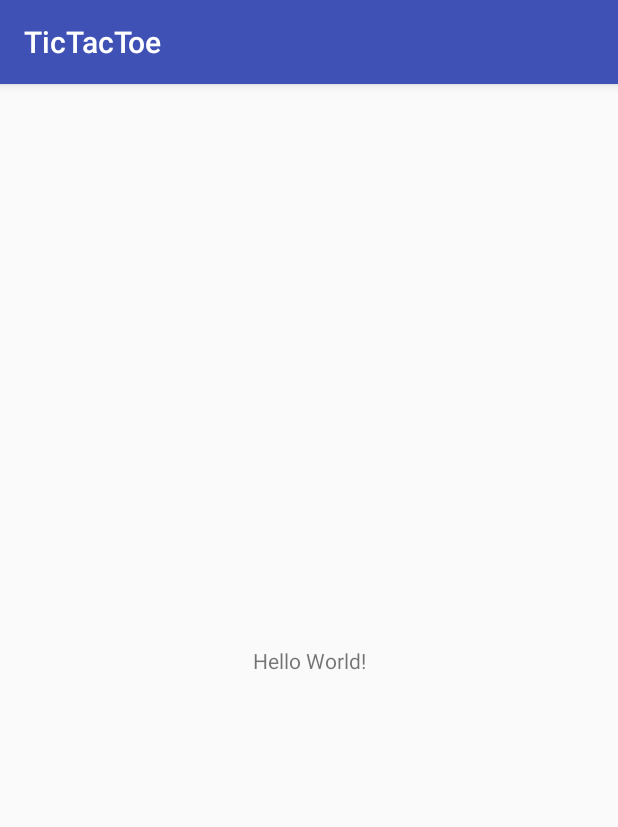
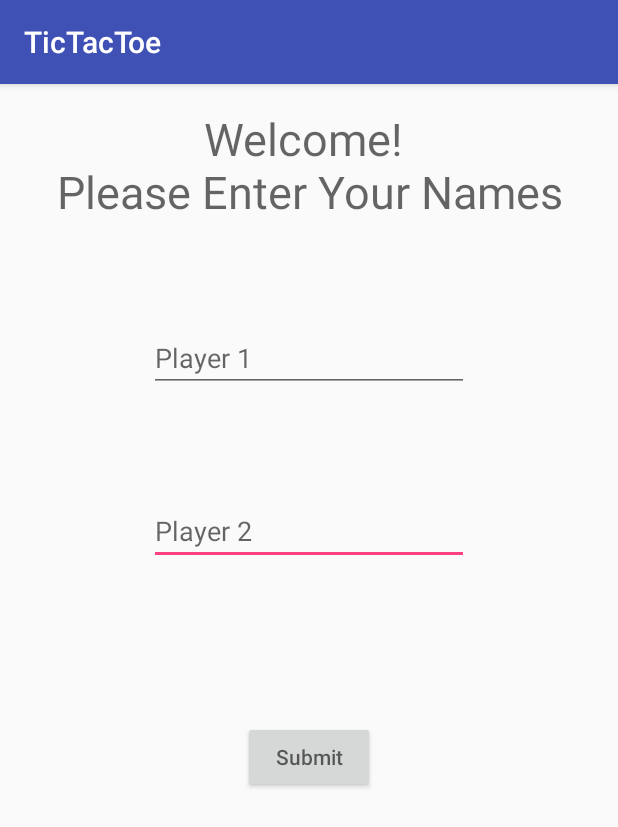
Before and after one commit to primChareka/TicTacToe, an Android app: the screen it shows after launch (MainActivity), on a phone screen of 412 x 824 dp. Shown: the top 827 px of the screen. Run offline under Robolectric (Android 15) with nearby library versions, the phone set to English and light mode, and no system bars.

Commit message:
Made Player Sign Up Page

```diff
--- a/app/src/main/res/layout/activity_main.xml
+++ b/app/src/main/res/layout/activity_main.xml
@@ -4,15 +4,58 @@
     xmlns:tools="http://schemas.android.com/tools"
     android:layout_width="match_parent"
     android:layout_height="match_parent"
-    tools:context=".MainActivity">
+    tools:context=".MainActivity"
+    tools:layout_editor_absoluteY="81dp">
+
+    <EditText
+        android:id="@+id/editText"
+        android:layout_width="0dp"
+        android:layout_height="43dp"
+        android:layout_marginTop="72dp"
+        android:ems="10"
+        android:hint="@string/player2_name"
+        android:inputType="textPersonName"
+        app:layout_constraintEnd_toEndOf="@+id/editText2"
+        app:layout_constraintStart_toStartOf="@+id/editText2"
+        app:layout_constraintTop_toBottomOf="@+id/editText2" />
+
+    <Button
+        android:id="@+id/button"
+        android:layout_width="wrap_content"
+        android:layout_height="wrap_content"
+        android:layout_marginEnd="16dp"
+        android:layout_marginStart="16dp"
+        android:layout_marginTop="104dp"
+        android:hint="@string/button_submit"
+        app:layout_constraintEnd_toEndOf="@+id/editText"
+        app:layout_constraintStart_toStartOf="@+id/editText"
+        app:layout_constraintTop_toBottomOf="@+id/editText" />
 
     <TextView
+        android:id="@+id/textView"
         android:layout_width="wrap_content"
         android:layout_height="wrap_content"
-        android:text="Hello World!"
-        app:layout_constraintBottom_toBottomOf="parent"
-        app:layout_constraintLeft_toLeftOf="parent"
-        app:layout_constraintRight_toRightOf="parent"
+        android:layout_marginEnd="16dp"
+        android:layout_marginStart="16dp"
+        android:layout_marginTop="16dp"
+        android:hint="@string/add_player_title"
+        android:textAlignment="center"
+        android:textSize="30sp"
+        app:layout_constraintEnd_toEndOf="parent"
+        app:layout_constraintStart_toStartOf="parent"
         app:layout_constraintTop_toTopOf="parent" />
 
+    <EditText
+        android:id="@+id/editText2"
+        android:layout_width="wrap_content"
+        android:layout_height="wrap_content"
+        android:layout_marginEnd="16dp"
+        android:layout_marginStart="16dp"
+        android:layout_marginTop="68dp"
+        android:ems="10"
+        android:hint="@string/player1_name"
+        android:inputType="textPersonName"
+        app:layout_constraintEnd_toEndOf="@+id/textView"
+        app:layout_constraintStart_toStartOf="@+id/textView"
+        app:layout_constraintTop_toBottomOf="@+id/textView" />
 </android.support.constraint.ConstraintLayout>
--- a/app/src/main/res/values/strings.xml
+++ b/app/src/main/res/values/strings.xml
@@ -1,3 +1,8 @@
 <resources>
     <string name="app_name">TicTacToe</string>
+    <string name="edit_message">Enter a message</string>
+    <string name="button_submit">Submit</string>
+    <string name="add_player_title">Welcome! \nPlease Enter Your Names</string>
+    <string name="player1_name">Player 1</string>
+    <string name="player2_name">Player 2</string>
 </resources>
```
